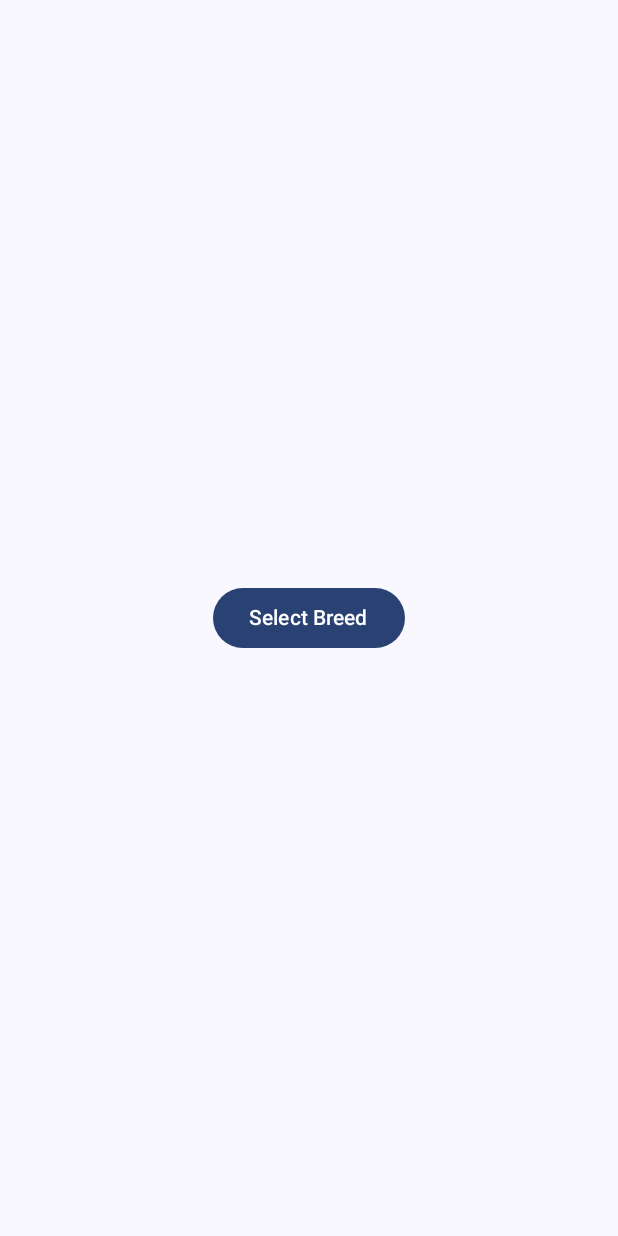
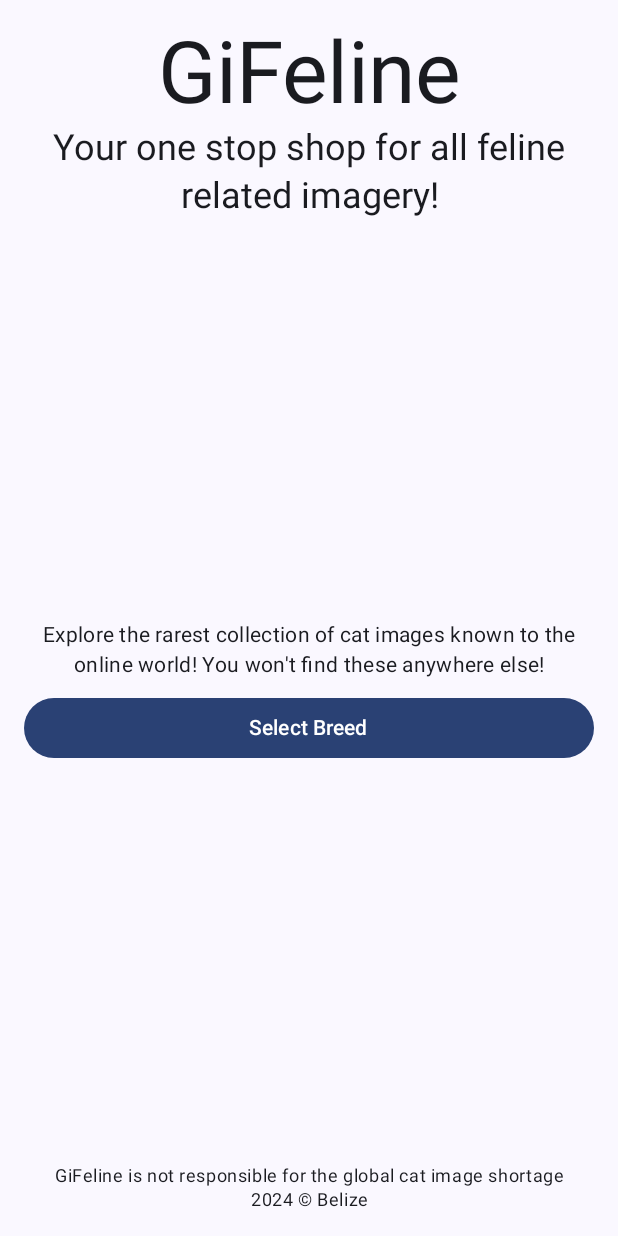
Before and after one commit to ScottWoodward97/GiFeline-KMP, an Android app built with Jetpack Compose: the screen it shows after launch (GiFelineActivity), on a phone screen of 412 x 824 dp. Run offline under Robolectric (Android 15) with nearby library versions, the phone set to English and light mode, and no system bars; our stand-ins replace Dagger/Hilt's generated code.

Commit message:
add lore to homepage

```diff
--- a/feature/src/main/java/uk/co/sw/gifeline/feature/home/GiFelineHome.kt
+++ b/feature/src/main/java/uk/co/sw/gifeline/feature/home/GiFelineHome.kt
@@ -4,6 +4,8 @@ import androidx.compose.foundation.background
 import androidx.compose.foundation.layout.Arrangement
 import androidx.compose.foundation.layout.Column
 import androidx.compose.foundation.layout.fillMaxSize
+import androidx.compose.foundation.layout.fillMaxWidth
+import androidx.compose.foundation.layout.padding
 import androidx.compose.material3.Button
 import androidx.compose.material3.MaterialTheme
 import androidx.compose.material3.Text
@@ -11,24 +13,68 @@ import androidx.compose.runtime.Composable
 import androidx.compose.ui.Alignment
 import androidx.compose.ui.Modifier
 import androidx.compose.ui.res.stringResource
+import androidx.compose.ui.text.style.TextAlign
 import androidx.compose.ui.tooling.preview.Preview
+import androidx.compose.ui.unit.dp
 import uk.co.sw.gifeline.feature.R
 import uk.co.sw.gifeline.feature.theme.GiFelineTheme
 
 @Composable
 fun GiFelineHome(
-    onNavigateToBreedSelector:() -> Unit,
+    onNavigateToBreedSelector: () -> Unit,
     modifier: Modifier = Modifier,
 ) {
     Column(
         modifier = modifier
             .fillMaxSize()
-            .background(MaterialTheme.colorScheme.background),
+            .background(MaterialTheme.colorScheme.background)
+            .padding(16.dp),
         horizontalAlignment = Alignment.CenterHorizontally,
-        verticalArrangement = Arrangement.Center
+        verticalArrangement = Arrangement.SpaceBetween
     ) {
-        Button(onClick = onNavigateToBreedSelector) {
-            Text(text = stringResource(R.string.home_select_breed_action))
+        Column(
+            horizontalAlignment = Alignment.CenterHorizontally,
+        ) {
+            Text(
+                text = stringResource(R.string.home_title),
+                style = MaterialTheme.typography.displayLarge,
+                textAlign = TextAlign.Center,
+            )
+            Text(
+                text = stringResource(R.string.home_sub_title),
+                style = MaterialTheme.typography.headlineSmall,
+                textAlign = TextAlign.Center,
+            )
+        }
+        Column(
+            horizontalAlignment = Alignment.CenterHorizontally,
+            verticalArrangement = Arrangement.spacedBy(8.dp)
+        ) {
+            Text(
+                text = stringResource(R.string.home_select_breed_body),
+                style = MaterialTheme.typography.bodyMedium,
+                textAlign = TextAlign.Center,
+            )
+            Button(
+                modifier = Modifier.fillMaxWidth(),
+                onClick = onNavigateToBreedSelector,
+            ) {
+                Text(text = stringResource(R.string.home_select_breed_action))
+            }
+        }
+        Column(
+            horizontalAlignment = Alignment.CenterHorizontally,
+        ) {
+            Text(
+                text = stringResource(R.string.home_small_print),
+                style = MaterialTheme.typography.bodySmall,
+                textAlign = TextAlign.Center,
+            )
+            Text(
+                text = stringResource(R.string.home_copyright),
+                style = MaterialTheme.typography.bodySmall,
+                textAlign = TextAlign.Center,
+            )
         }
     }
 }
--- a/feature/src/main/res/values/strings.xml
+++ b/feature/src/main/res/values/strings.xml
@@ -2,7 +2,12 @@
 <resources>
 
     <!--Home -->
+    <string name="home_title">GiFeline</string>
+    <string name="home_sub_title">Your one stop shop for all feline related imagery!</string>
+    <string name="home_select_breed_body">Explore the rarest collection of cat images known to the online world! You won\'t find these anywhere else!</string>
     <string name="home_select_breed_action">Select Breed</string>
+    <string name="home_small_print">GiFeline is not responsible for the global cat image shortage</string>
+    <string name="home_copyright">2024 © Belize</string>
 
     <!--Breed selector -->
     <string name="breed_selector_alt_name_fmt">(%s)</string>
```
